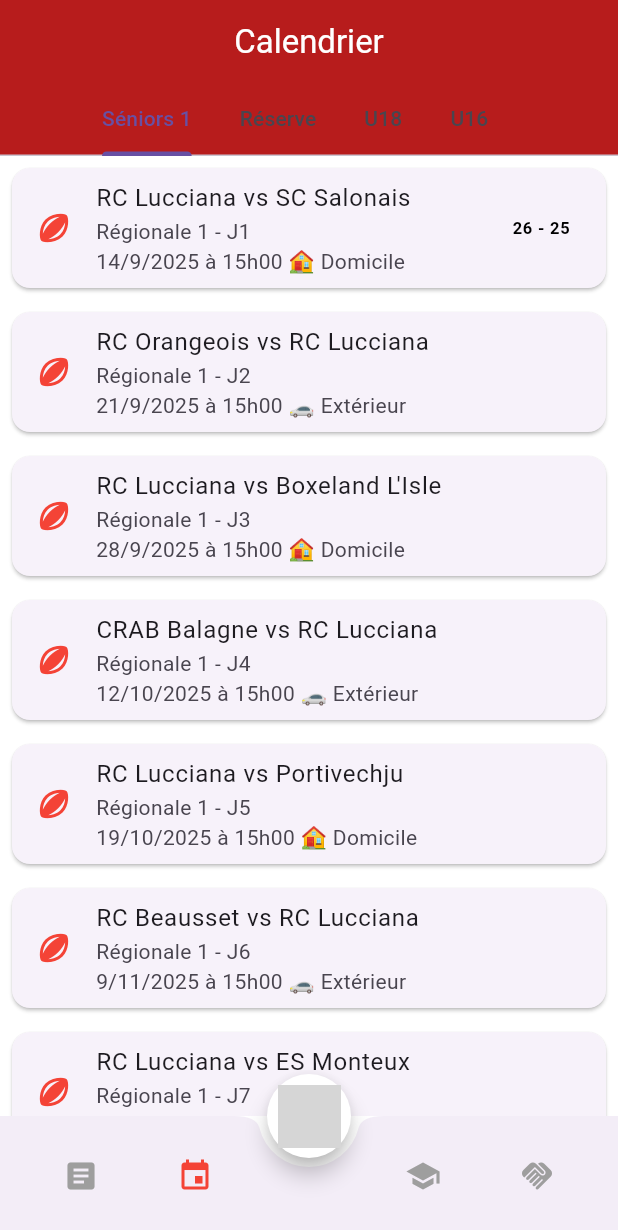
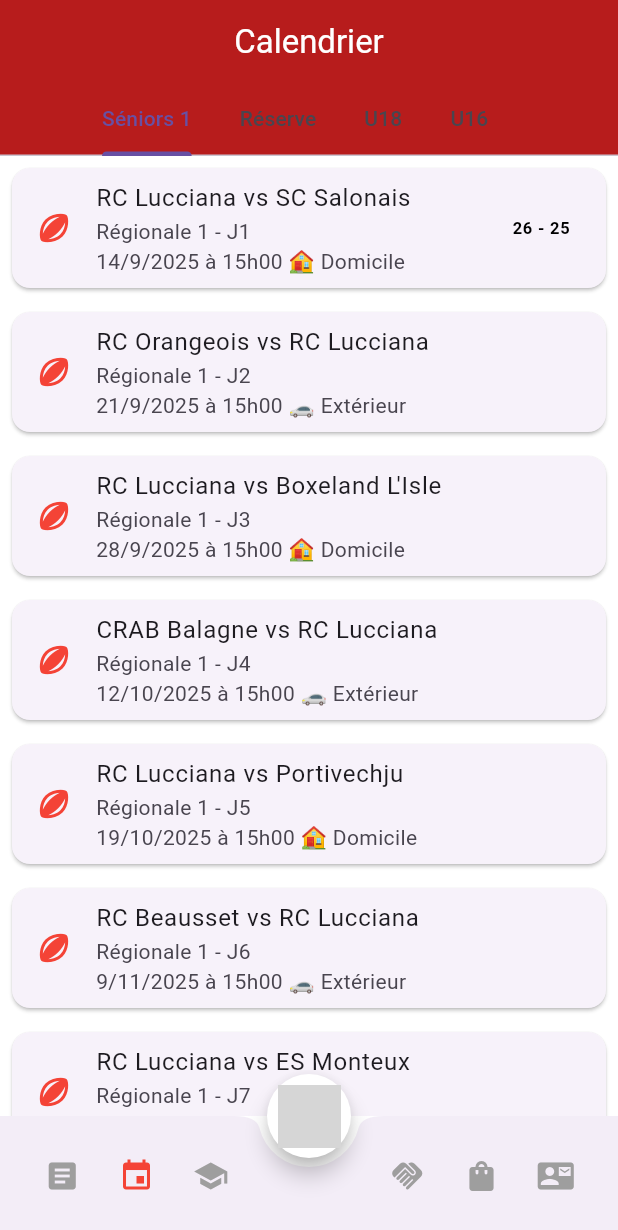
Before and after one commit to Ganou33/rugby_club_app_lucciana, a Flutter app: the screen it shows after launch, item 2 of the bottom bar chosen, on a phone screen of 412 x 824 dp. Shown: the top 1230 px of the screen. Run offline on Flutter 3.47's test engine with Material 3 defaults, Android fonts, the light colour scheme and no system bars; grey boxes are pictures that could not be loaded.

Commit message:
Ajout de la boutique fictive et de l'onglet contact

```diff
--- a/lib/routes.dart
+++ b/lib/routes.dart
@@ -1,9 +1,14 @@
+// lib/routes.dart
 import 'package:flutter/material.dart';
+
+// Import de toutes les pages
 import 'screens/home_screen.dart';
 import 'screens/news_screen.dart';
 import 'screens/calendar_screen.dart';
 import 'screens/school_screen.dart';
 import 'screens/sponsors_screen.dart';
+import 'screens/boutique_screen.dart';
+import 'screens/contact_screen.dart';
 
 final Map<String, WidgetBuilder> appRoutes = {
   '/': (context) => const HomeScreen(),
@@ -11,4 +16,6 @@ final Map<String, WidgetBuilder> appRoutes = {
   '/calendar': (context) => const CalendarScreen(),
   '/school': (context) => const SchoolScreen(),
   '/sponsors': (context) => const SponsorsScreen(),
+  '/boutique': (context) => BoutiqueScreen(),
+  '/contact': (context) => const ContactScreen()
 };
--- a/lib/widgets/bottom_nav.dart
+++ b/lib/widgets/bottom_nav.dart
@@ -8,35 +8,48 @@ class BottomNav extends StatelessWidget {
 
   @override
   Widget build(BuildContext context) {
+    // largeur réservée pour le FAB central
+    const centerGap = 80.0; // 56 (FAB) + marges
+
     return BottomAppBar(
       shape: const CircularNotchedRectangle(),
       notchMargin: 6.0,
       child: Row(
-        mainAxisAlignment: MainAxisAlignment.spaceAround,
         children: [
-          IconButton(
-            icon: const Icon(Icons.article),
-            color: currentIndex == 1 ? Colors.red : Colors.grey,
-            onPressed: () => onTap(1),
+          // Groupe gauche (3 icônes)
+          Expanded(
+            child: Row(
+              mainAxisAlignment: MainAxisAlignment.spaceEvenly,
+              children: [
+                _item(Icons.article, 1),
+                _item(Icons.event, 2),
+                _item(Icons.school, 3),
+              ],
+            ),
           ),
-          IconButton(
-            icon: const Icon(Icons.event),
-            color: currentIndex == 2 ? Colors.red : Colors.grey,
-            onPressed: () => onTap(2),
-          ),
-          const SizedBox(width: 48), // espace pour le bouton central
-          IconButton(
-            icon: const Icon(Icons.school),
-            color: currentIndex == 3 ? Colors.red : Colors.grey,
-            onPressed: () => onTap(3),
-          ),
-          IconButton(
-            icon: const Icon(Icons.handshake),
-            color: currentIndex == 4 ? Colors.red : Colors.grey,
-            onPressed: () => onTap(4),
+          const SizedBox(width: centerGap), // espace pour le FAB
+          // Groupe droit (3 icônes)
+          Expanded(
+            child: Row(
+              mainAxisAlignment: MainAxisAlignment.spaceEvenly,
+              children: [
+                _item(Icons.handshake, 4),
+                _item(Icons.shopping_bag, 5),
+                _item(Icons.contact_mail, 6),
+              ],
+            ),
           ),
         ],
       ),
     );
   }
+
+  Widget _item(IconData icon, int idx) {
+    return IconButton(
+      icon: Icon(icon),
+      color: currentIndex == idx ? Colors.red : Colors.grey,
+      onPressed: () => onTap(idx),
+      tooltip: '$idx',
+    );
+  }
 }
--- a/lib/widgets/club_scaffold.dart
+++ b/lib/widgets/club_scaffold.dart
@@ -8,7 +8,6 @@ class ClubScaffold extends StatelessWidget {
   final PreferredSizeWidget? bottom; // pour injecter un TabBar
 
   const ClubScaffold({
-    // 👈 const ici
     super.key,
     required this.selectedIndex,
     required this.title,
@@ -17,11 +16,13 @@ class ClubScaffold extends StatelessWidget {
   });
 
   static const List<String> _routes = [
-    '/',
-    '/news',
-    '/calendar',
-    '/school',
-    '/sponsors',
+    '/', // 0 = Accueil
+    '/news', // 1
+    '/calendar', // 2
+    '/school', // 3
+    '/sponsors', // 4
+    '/boutique', // 5 👈 ajout de la boutique
+    '/contact', // 6
   ];
 
   void _onNavTapped(BuildContext context, int index) {
--- a/pubspec.yaml
+++ b/pubspec.yaml
@@ -16,6 +16,8 @@ dependencies:
   url_launcher: ^6.3.0
   http: ^1.2.2
   html: ^0.15.4
+  intl: ^0.18.0
+
 
 dev_dependencies:
   flutter_launcher_icons: ^0.13.1
@@ -31,6 +33,10 @@ flutter:
     - assets/sponsors/
     - assets/images/logo.png
     - assets/images/logo_circle.png
+    - assets/images/short.png
+    - assets/images/maillot.png
+    - assets/images/casquette.png
+    - assets/images/polo.png
 
 flutter_native_splash:
   color: "#B71C1C"
```
Also changed, not shown: lib/screens/boutique_screen.dart (added, +211 -0 lines), lib/screens/contact_screen.dart (added, +35 -0 lines), assets/images/casquette.png (added), assets/images/maillot.png (added), assets/images/polo.png (added), assets/images/short.png (added), pubspec.lock.
